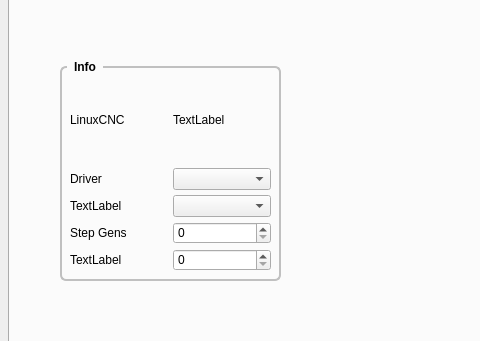
Old version of the form c7i96/c7i96.ui in the repository jethornton/7i96; both pictures show x 0 to 480 and y 272 to 613 of the 800 by 766 pixel window.
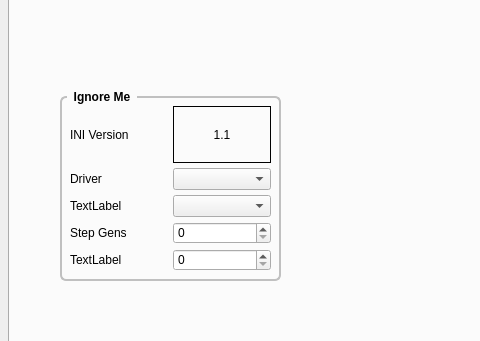
New version of the form. The open tabs and pages were chosen to show the change.

What changed in the file:
```diff
--- a/c7i96/c7i96.ui
+++ b/c7i96/c7i96.ui
@@ -513,19 +513,19 @@
         <property name="geometry">
          <rect>
           <x>50</x>
-          <y>250</y>
+          <y>280</y>
           <width>221</width>
-          <height>221</height>
+          <height>191</height>
          </rect>
         </property>
         <property name="title">
-         <string>Info</string>
+         <string>Ignore Me</string>
         </property>
         <layout class="QGridLayout" name="gridLayout_50">
          <item row="0" column="0">
           <widget class="QLabel" name="label_33">
            <property name="text">
-            <string>LinuxCNC</string>
+            <string>INI Version</string>
            </property>
           </widget>
          </item>
@@ -548,8 +548,14 @@
          </item>
          <item row="0" column="1">
           <widget class="QLabel" name="versionLE">
+           <property name="frameShape">
+            <enum>QFrame::Box</enum>
+           </property>
            <property name="text">
-            <string>TextLabel</string>
+            <string>1.1</string>
+           </property>
+           <property name="alignment">
+            <set>Qt::AlignCenter</set>
            </property>
           </widget>
          </item>
```
